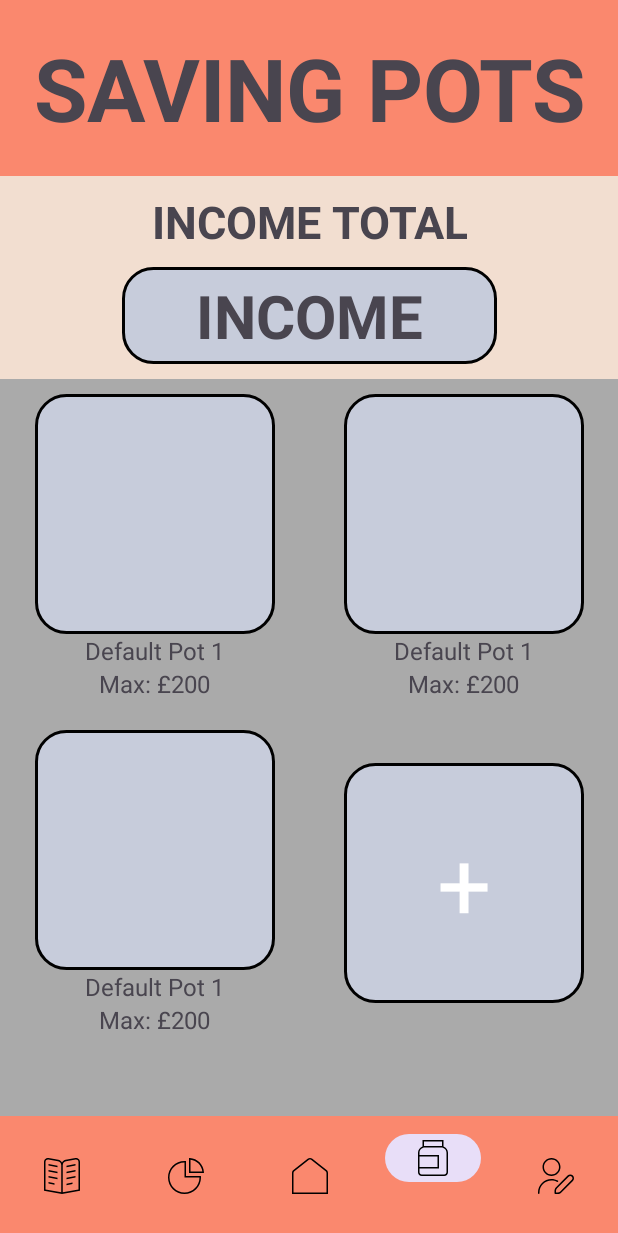
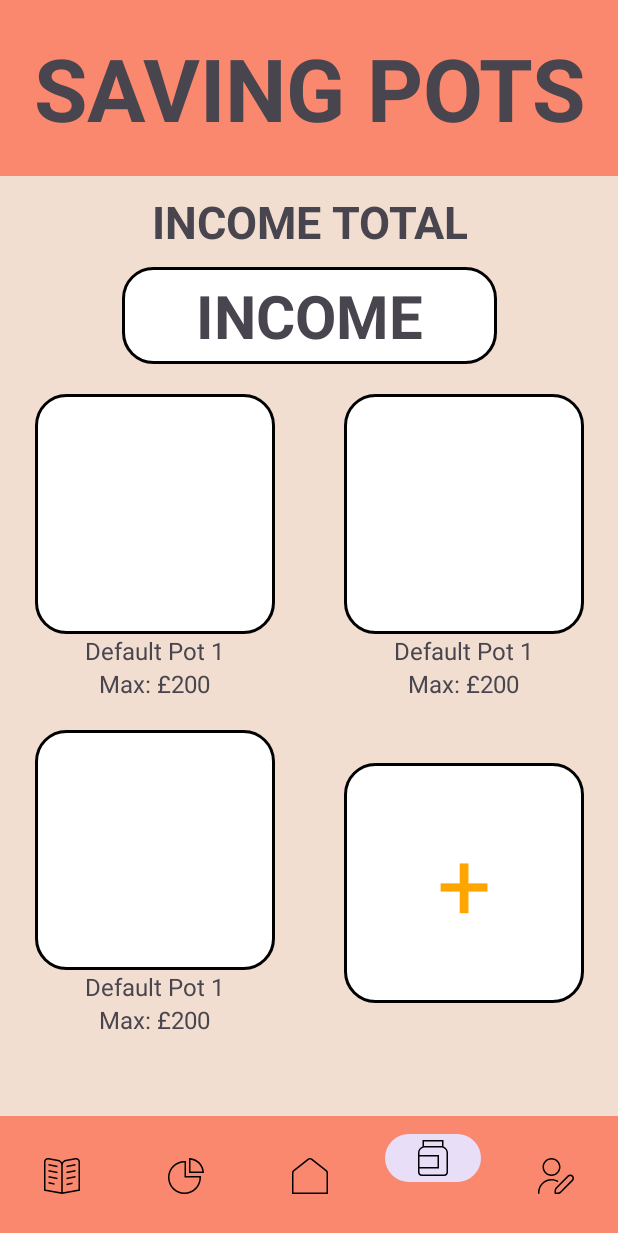
Before and after one commit to TurnerBurner01/Blush-Finance, an Android app: the screen it shows after launch (MainActivity), item 4 of the bottom bar chosen, on a phone screen of 412 x 824 dp. Shown: the top 1233 px of the screen. Run offline under Robolectric (Android 15) with nearby library versions, the phone set to English and light mode, and no system bars.

Commit message:
Adjusting Add Pot Color

```diff
--- a/app/src/main/res/drawable/rounded_square_background.xml
+++ b/app/src/main/res/drawable/rounded_square_background.xml
@@ -1,7 +1,7 @@
 <?xml version="1.0" encoding="utf-8"?>
 <shape xmlns:android="http://schemas.android.com/apk/res/android"
     android:shape="rectangle">
-    <solid android:color="@color/lightGrey"/> <!-- Background color -->
+    <solid android:color="@color/white"/> <!-- Background color -->
     <stroke android:width="2dp" android:color="@color/black"/> <!-- Border -->
     <corners android:radius="20dp"/> <!-- Rounded corners -->
 </shape>
--- a/app/src/main/res/layout/p_activity_pots.xml
+++ b/app/src/main/res/layout/p_activity_pots.xml
@@ -62,6 +62,6 @@
         app:layout_constraintEnd_toEndOf="parent"
         app:layout_constraintBottom_toBottomOf="parent"
         android:layout_marginTop="10dp"
-        android:background="@android:color/darker_gray" />
+        />
 
 </androidx.constraintlayout.widget.ConstraintLayout>
--- a/app/src/main/res/layout/p_item_pot_plus.xml
+++ b/app/src/main/res/layout/p_item_pot_plus.xml
@@ -11,8 +11,8 @@
         android:layout_width="160dp"
         android:layout_height="160dp"
         android:text="+"
+        android:textColor="#FFA500"
         android:textSize="64sp"
-        android:textColor="@android:color/white"
         android:background="@drawable/rounded_square_background"
         android:gravity="center"
         android:contentDescription="Add New Pot"
```
